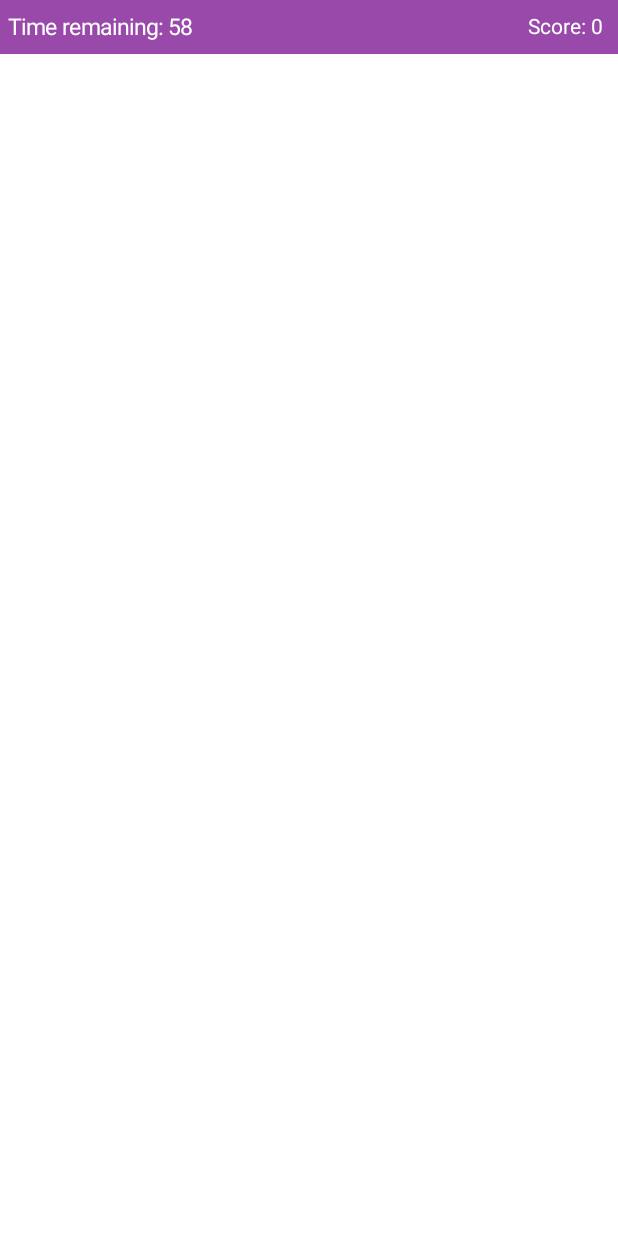
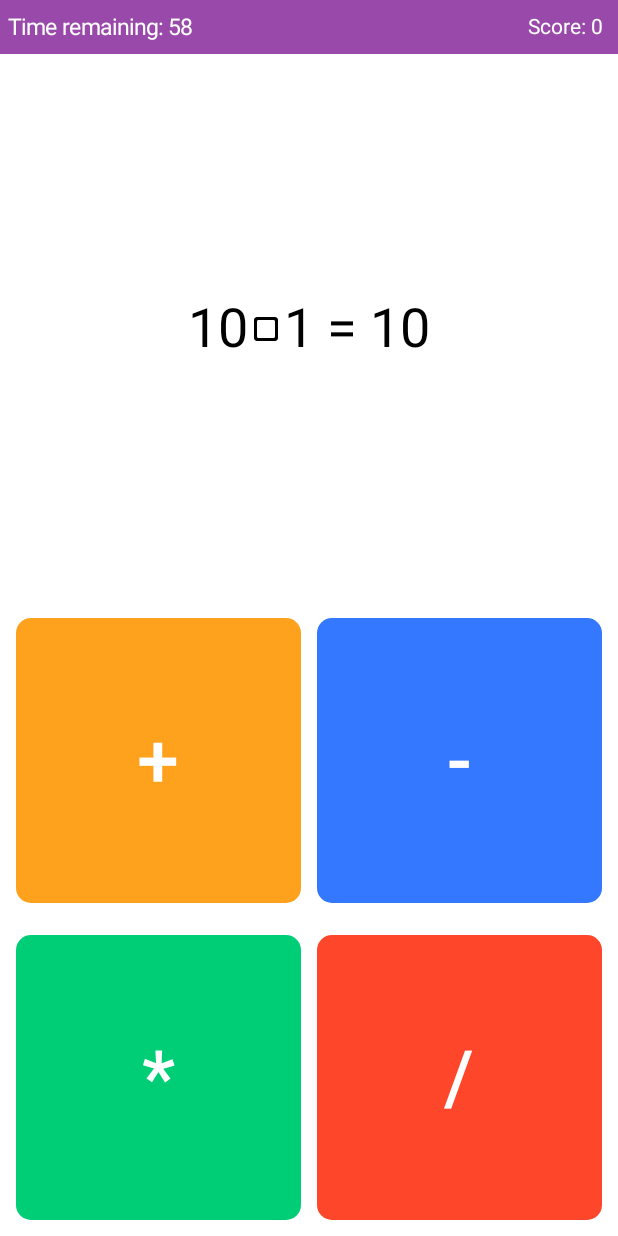
Before and after one commit to Shamsiddin1206/MathQuiz, an Android app built with Jetpack Compose: the @Preview function GameView, on a phone screen of 412 x 824 dp. Run offline under Robolectric (Android 15) with nearby library versions, the phone set to English and light mode, and no system bars.

Commit message:
Shamsiddin

```diff
--- a/app/src/main/java/shamsiddin/project/mathquiz/MisolMaker.kt
+++ b/app/src/main/java/shamsiddin/project/mathquiz/MisolMaker.kt
@@ -21,16 +21,19 @@ class MisolMaker private constructor(
 
             when(level){
                 "easy" -> {
-                    variable1 = getNumbers(11)[0]
-                    variable2 = getNumbers(11)[1]
+                    val nums = getNumbers(11, sign)
+                    variable1 = nums[0]
+                    variable2 = nums[1]
                 }
                 "medium" -> {
-                    variable1 = getNumbers(21)[0]
-                    variable2 = getNumbers(21)[1]
+                    val nums = getNumbers(11, sign)
+                    variable1 = nums[0]
+                    variable2 = nums[1]
                 }
                 "hard" -> {
-                    variable1 = getNumbers(51)[0]
-                    variable2 = getNumbers(51)[1]
+                    val nums = getNumbers(11, sign)
+                    variable1 = nums[0]
+                    variable2 = nums[1]
                 }
             }
 
@@ -52,15 +55,22 @@ class MisolMaker private constructor(
             return MisolMaker(a = variable1, b = variable2, c = answer, sign = sign)
         }
 
-        fun getNumbers(limit: Int): MutableList<Int>{
+        fun getNumbers(limit: Int, sign: String): MutableList<Int>{
             var a = Random.nextInt(1, limit)
             var b = Random.nextInt(1, limit)
-            while (a%b!=0){
-                a = Random.nextInt(1, limit)
-                b = Random.nextInt(1, limit)
+            if (sign=="+" || sign=="*"){
+                while (a==2 && b==2){
+                    a = Random.nextInt(1, limit)
+                    b = Random.nextInt(1, limit)
+                }
+            }
+            if (sign=="/"){
+                while ((a%b) != 0){
+                    a = Random.nextInt(1, limit)
+                    b = Random.nextInt(1, limit)
+                }
             }
             return mutableListOf(a, b)
         }
     }
-
 }
--- /dev/null
+++ b/app/src/main/java/shamsiddin/project/mathquiz/MySharedPreferences.kt
@@ -0,0 +1,26 @@
+package shamsiddin.project.mathquiz
+
+import android.content.Context
+
+class MySharedPreferences private constructor(context: Context){
+    private val shared = context.getSharedPreferences("data", 0)
+    private val edit = shared.edit()
+
+    companion object{
+        private var instance: MySharedPreferences? = null
+        fun getInstance(context: Context): MySharedPreferences{
+            if (instance == null){
+                instance = MySharedPreferences(context)
+            }
+            return instance!!
+        }
+    }
+
+    fun getData(level: String): Int{
+        return shared.getInt(level, 0)
+    }
+
+    fun setData(level: String, score: Int){
+        edit.putInt(level, score).apply()
+    }
+}
--- a/app/src/main/java/shamsiddin/project/mathquiz/navigation/ScreenType.kt
+++ b/app/src/main/java/shamsiddin/project/mathquiz/navigation/ScreenType.kt
@@ -3,6 +3,7 @@ package shamsiddin.project.mathquiz.navigation
 sealed class ScreenType(val route: String){
     object Splash: ScreenType("splash_screen")
     object Level: ScreenType("level_screen")
-    object Name: ScreenType("name_screen")
-    object Game: ScreenType("game_screen")
+    object Name: ScreenType("name_screen" + "/{level}")
+    object Game: ScreenType("game_screen"+ "/{level}/{name}")
+    object Result: ScreenType("result_screen"+ "/{level}/{name}/{score}")
 }
--- a/app/src/main/java/shamsiddin/project/mathquiz/screen/GameScreen.kt
+++ b/app/src/main/java/shamsiddin/project/mathquiz/screen/GameScreen.kt
@@ -1,17 +1,23 @@
 package shamsiddin.project.mathquiz.screen
 
 import android.os.SystemClock
+import android.util.Log
 import androidx.compose.foundation.Image
 import androidx.compose.foundation.background
 import androidx.compose.foundation.layout.Box
 import androidx.compose.foundation.layout.Column
 import androidx.compose.foundation.layout.Row
+import androidx.compose.foundation.layout.aspectRatio
 import androidx.compose.foundation.layout.fillMaxSize
 import androidx.compose.foundation.layout.fillMaxWidth
 import androidx.compose.foundation.layout.padding
+import androidx.compose.foundation.shape.RoundedCornerShape
+import androidx.compose.material3.Button
+import androidx.compose.material3.ButtonDefaults
 import androidx.compose.material3.Text
 import androidx.compose.runtime.Composable
 import androidx.compose.runtime.LaunchedEffect
+import androidx.compose.runtime.MutableIntState
 import androidx.compose.runtime.MutableState
 import androidx.compose.runtime.mutableIntStateOf
 import androidx.compose.runtime.mutableLongStateOf
@@ -20,6 +26,7 @@ import androidx.compose.runtime.remember
 import androidx.compose.ui.Alignment
 import androidx.compose.ui.Modifier
 import androidx.compose.ui.graphics.Color
+import androidx.compose.ui.platform.LocalContext
 import androidx.compose.ui.res.painterResource
 import androidx.compose.ui.text.font.FontWeight
 import androidx.compose.ui.tooling.preview.Preview
@@ -30,17 +37,20 @@ import androidx.navigation.compose.rememberNavController
 import kotlinx.coroutines.delay
 import kotlinx.coroutines.isActive
 import shamsiddin.project.mathquiz.MisolMaker
+import shamsiddin.project.mathquiz.MySharedPreferences
 import shamsiddin.project.mathquiz.R
+import shamsiddin.project.mathquiz.navigation.ScreenType
 
 
 @Composable
 @Preview
 fun GameView(){
-    GameScreen(navController = rememberNavController(), "easy")
+    GameScreen(navController = rememberNavController(), "easy", "Shamsiddin")
 }
 
 @Composable
-fun GameScreen(navController: NavController, level: String){
+fun GameScreen(navController: NavController, level: String, name:String){
+    val sharedPreferences = MySharedPreferences.getInstance(LocalContext.current)
     val score = remember { mutableIntStateOf(0) }
     var timelong: Long = 0
     val test = remember {
@@ -59,9 +69,7 @@ fun GameScreen(navController: NavController, level: String){
         }
     }
 
-    val timeClock = rememberCountdownTimerState(initialMillis = timelong)
-
-
+    val timeClock = rememberCountdownTimerState(initialMillis = timelong, navController = navController, level = level, name = name, score = score.intValue, sharedPreferences = sharedPreferences)
 
 
     Column(
@@ -71,7 +79,7 @@ fun GameScreen(navController: NavController, level: String){
     ){
         Box(
             Modifier
-                .fillMaxSize()
+                .fillMaxWidth()
                 .background(Color.White)
         ) {
             Box(
@@ -112,11 +120,88 @@ fun GameScreen(navController: NavController, level: String){
                 Text(text = test.value.c.toString(), fontSize = 36.sp, fontWeight = FontWeight.Normal)
             }
         }
+        Box(
+            modifier = Modifier
+                .fillMaxWidth()
+        ) {
+            Column(Modifier.fillMaxWidth()) {
+                Row(Modifier.padding(5.dp)) {
+                    Button(
+                        onClick = {
+                            if (test.value.sign=="+"){
+                                score.intValue++
+                            }
+                            test.value = MisolMaker.generate(level)
+                        },
+                        modifier = Modifier
+                            .weight(1f, true)
+                            .padding(5.dp)
+                            .aspectRatio(1f, true),
+                        shape = RoundedCornerShape(10.dp),
+                        colors = ButtonDefaults.buttonColors(Color(android.graphics.Color.parseColor("#FEA21E")))
+                    ) {
+                        Text(text = "+", fontSize = 50.sp, color = Color.White)
+                    }
+                    Button(
+                        onClick = {
+                            if (test.value.sign=="-"){
+                                score.intValue++
+                            }
+                            test.value = MisolMaker.generate(level)
+                        },
+                        modifier = Modifier
+                            .weight(1f, true)
+                            .padding(5.dp)
+                            .aspectRatio(1f, true),
+                        shape = RoundedCornerShape(10.dp),
+                        colors = ButtonDefaults.buttonColors(Color(android.graphics.Color.parseColor("#3378FE")))
+
+                    ) {
+                        Text(text = "-", fontSize = 50.sp, color = Color.White)
+                    }
+                }
+                Row(Modifier.padding(5.dp)) {
+                    Button(
+                        onClick = {
+                            if (test.value.sign=="*"){
+                                score.intValue++
+                            }
+                            test.value = MisolMaker.generate(level)
+                        },
+                        modifier = Modifier
+                            .weight(1f, true)
+                            .padding(5.dp)
+                            .aspectRatio(1f, true),
+                        shape = RoundedCornerShape(10.dp),
+                        colors = ButtonDefaults.buttonColors(Color(android.graphics.Color.parseColor("#00CE77")))
+                    ) {
+                        Text(text = "*", fontSize = 50.sp, color = Color.White)
+                    }
+                    Button(
+                        onClick = {
+                            if (test.value.sign=="/"){
+                                score.intValue++
+                            }
+                            test.value = MisolMaker.generate(level)
+                        },
+                        modifier = Modifier
+                            .weight(1f, true)
+                            .padding(5.dp)
+                            .aspectRatio(1f, true),
+                        shape = RoundedCornerShape(10.dp),
+                        colors = ButtonDefaults.buttonColors(Color(android.graphics.Color.parseColor("#FE462B")))
+
+                    ) {
+                        Text(text = "/", fontSize = 50.sp, color = Color.White)
+                    }
+                }
+            }
+        }
     }
 }
 
 @Composable
-fun rememberCountdownTimerState(initialMillis: Long, step: Long = 1000): MutableState<Long> {
+fun rememberCountdownTimerState(initialMillis: Long, step: Long = 1000, navController: NavController, level:String, score:Int, name:String, sharedPreferences: MySharedPreferences): MutableState<Long> {
     val timeLeft = remember { mutableLongStateOf(initialMillis) }
     LaunchedEffect(initialMillis, step){
         val startTime = SystemClock.uptimeMillis()
@@ -126,6 +211,9 @@ fun rememberCountdownTimerState(initialMillis: Long, step: Long = 1000): Mutable
             timeLeft.value /= 1000
             delay(step.coerceAtMost(timeLeft.value))
         }
+        sharedPreferences.setData(level, score)
+        Log.d("TAG", "rememberCountdownTimerState: $score")
+        navController.navigate(route = "result_screen/${level}/${name}/${score}")
     }
     return timeLeft
 }
--- a/app/src/main/java/shamsiddin/project/mathquiz/screen/LevelScreen.kt
+++ b/app/src/main/java/shamsiddin/project/mathquiz/screen/LevelScreen.kt
@@ -69,7 +69,7 @@ fun LevelScreen(navController: NavController){
 @Composable
 fun LevelButton(text: String, color: String, navController: NavController){
     Button(
-        onClick = { navController.navigate(ScreenType.Name.route) },
+        onClick = { navController.navigate(route = "name_screen/${text.lowercase().toString()}") },
         modifier = Modifier
             .width(170.dp)
             .height(70.dp)
--- a/app/src/main/res/drawable/shapeforbutton.xml
+++ b/app/src/main/res/drawable/shapeforbutton.xml
@@ -2,5 +2,5 @@
 <shape xmlns:android="http://schemas.android.com/apk/res/android" android:shape="rectangle">
     <corners android:radius="20dp"/>
     <stroke android:color="#DFB22B" android:width="2dp"/>
-    <solid android:color="#9949A9"/>
+    <solid android:color="#FE462B"/>
 </shape>
```
Also changed, not shown: app/build.gradle.kts (+4 -4 lines), app/src/main/java/shamsiddin/project/mathquiz/navigation/navGraph.kt (+37 -4 lines), app/src/main/java/shamsiddin/project/mathquiz/screen/NameScreen.kt (+4 -3 lines), app/src/main/java/shamsiddin/project/mathquiz/screen/ResultScreen.kt (added, +13 -0 lines).
